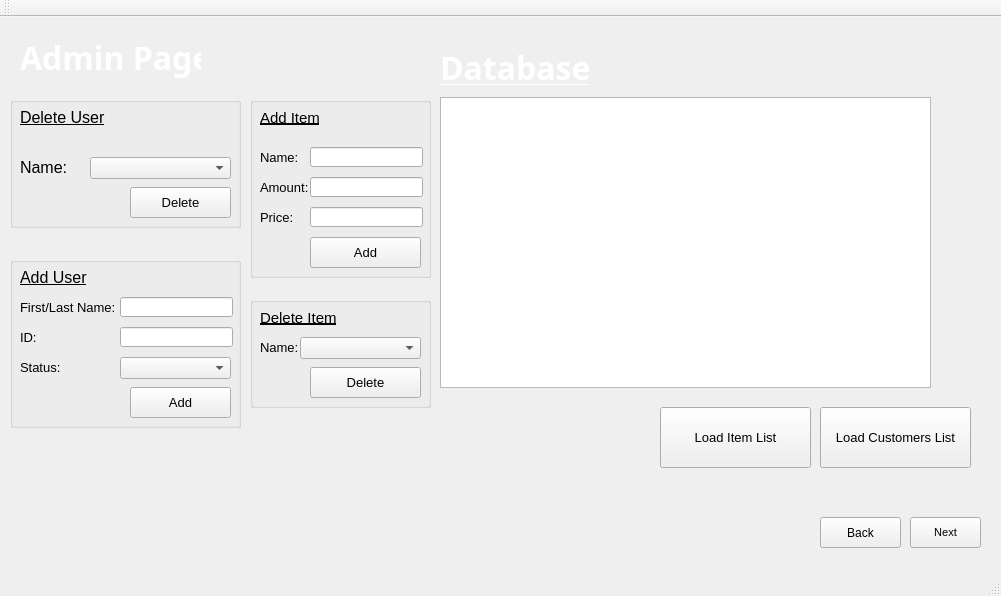
Old version of the form project2/mainwindow.ui in the repository Jonjy/CS-1C-project-2.
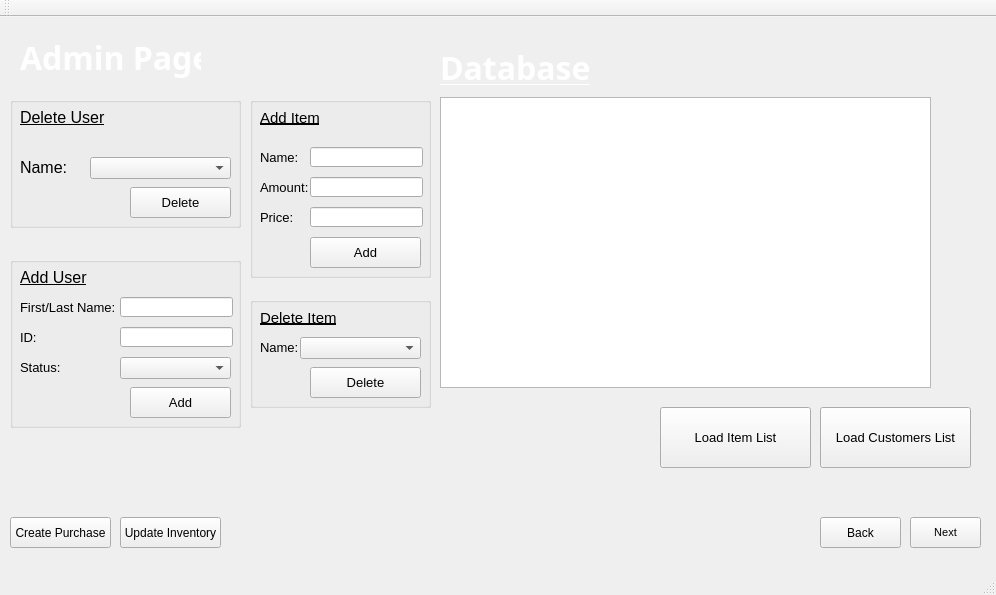
New version of the form. The open tabs and pages were chosen to show the change. Icons and pictures are not drawn.

Patch:
```diff
--- a/project2/mainwindow.ui
+++ b/project2/mainwindow.ui
@@ -6,8 +6,8 @@
    <rect>
     <x>0</x>
     <y>0</y>
-    <width>1001</width>
-    <height>596</height>
+    <width>996</width>
+    <height>595</height>
    </rect>
   </property>
   <property name="windowTitle">
@@ -1088,6 +1088,38 @@
        <string>Next</string>
       </property>
      </widget>
+     <widget class="QPushButton" name="pushButton_28">
+      <property name="geometry">
+       <rect>
+        <x>20</x>
+        <y>520</y>
+        <width>101</width>
+        <height>31</height>
+       </rect>
+      </property>
+      <property name="styleSheet">
+       <string notr="true">background:rgba(255,255,255,.5);</string>
+      </property>
+      <property name="text">
+       <string>Create Purchase</string>
+      </property>
+     </widget>
+     <widget class="QPushButton" name="pushButton_29">
+      <property name="geometry">
+       <rect>
+        <x>130</x>
+        <y>520</y>
+        <width>101</width>
+        <height>31</height>
+       </rect>
+      </property>
+      <property name="styleSheet">
+       <string notr="true">background:rgba(255,255,255,.5);</string>
+      </property>
+      <property name="text">
+       <string>Update Inventory</string>
+      </property>
+     </widget>
     </widget>
     <widget class="QWidget" name="page_4">
      <widget class="QPushButton" name="pushButton_16">
```
Left out of the diff: 53 changed lines with no effect on the pictures.
